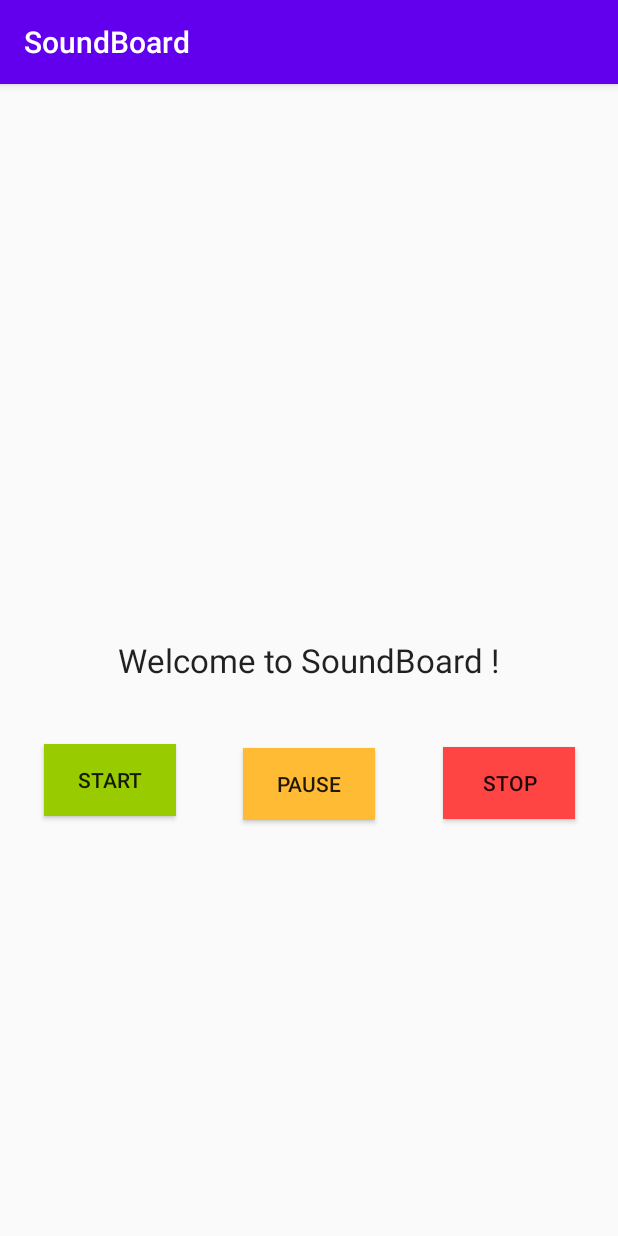
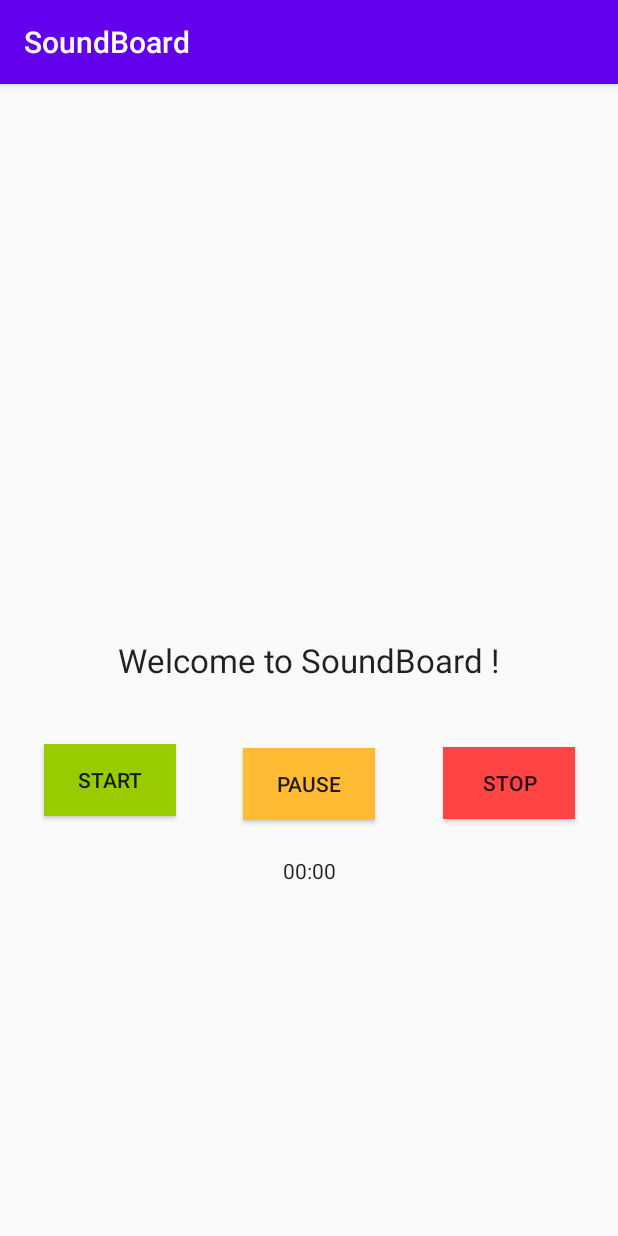
Before and after one commit to morganesoula/SoundBoard, an Android app: the screen it shows after launch (MainActivity), on a phone screen of 412 x 824 dp. Run offline under Robolectric (Android 15) with nearby library versions, the phone set to English and light mode, and no system bars.

Commit message:
Timer is working with Start / Pause / Resume and Stop buttons

```diff
--- a/app/src/main/java/com/ms/soundboard/MainActivity.kt
+++ b/app/src/main/java/com/ms/soundboard/MainActivity.kt
@@ -3,19 +3,26 @@ package com.ms.soundboard
 import android.content.pm.PackageManager
 import android.media.MediaRecorder
 import android.os.Build
-import androidx.appcompat.app.AppCompatActivity
 import android.os.Bundle
-import android.os.Environment
+import android.os.SystemClock
+import android.text.Editable
+import android.text.TextWatcher
+import android.widget.Chronometer
+import android.widget.EditText
 import android.widget.Toast
 import androidx.annotation.RequiresApi
+import androidx.appcompat.app.AlertDialog
+import androidx.appcompat.app.AppCompatActivity
 import androidx.core.app.ActivityCompat
 import androidx.core.content.ContextCompat
 import kotlinx.android.synthetic.main.activity_main.*
 import java.io.IOException
-import java.lang.IllegalStateException
-import java.util.jar.Manifest
 
 class MainActivity : AppCompatActivity() {
+
+    /************************************************
+        DATA
+     ************************************************/
 
     private val PERMISSIONS_REQUEST_CODE = 100
 
@@ -24,10 +31,23 @@ class MainActivity : AppCompatActivity() {
     private var state: Boolean = false
     private var recordingStopped: Boolean = false
 
+    private lateinit var nameEditText: EditText
+
+    private lateinit var chronometer: Chronometer
+
+    private var elapsedMillis: Long = 0
+
+
+    /************************************************
+        METHOD
+     ************************************************/
+
     @RequiresApi(Build.VERSION_CODES.N)
     override fun onCreate(savedInstanceState: Bundle?) {
         super.onCreate(savedInstanceState)
         setContentView(R.layout.activity_main)
+
+        defineRecordingNamePopUp()
 
         startRecordButton.setOnClickListener {
             // CHECK PERMISSIONS IN ORDER TO RECORD, SAVE AND PLAY AUDIO
@@ -41,7 +61,6 @@ class MainActivity : AppCompatActivity() {
 
                 ActivityCompat.requestPermissions(this, permissions, PERMISSIONS_REQUEST_CODE)
             } else {
-                initializeMediaRecorder()
                 startRecording()
             }
         }
@@ -56,11 +75,48 @@ class MainActivity : AppCompatActivity() {
     }
 
     /**
+     * Popup - User needs to fill it with an original name
+     */
+    private fun defineRecordingNamePopUp() {
+
+        startRecordButton.isEnabled = true
+
+        nameEditText = EditText(this)
+
+        var alertDialog = AlertDialog.Builder(this)
+            .setMessage("How do you want to name this recording?")
+            .setView(nameEditText)
+            .setCancelable(false)
+            .setPositiveButton(R.string.OK) { dialog, _ ->
+                dialog.dismiss()
+                initializeMediaRecorder()
+            }
+
+        val dialogPopUp = alertDialog.create()
+        dialogPopUp.show()
+
+        dialogPopUp.getButton(AlertDialog.BUTTON_POSITIVE).isEnabled = false
+        nameEditText.addTextChangedListener (object: TextWatcher{
+            override fun afterTextChanged(s: Editable?) {
+            }
+
+            override fun beforeTextChanged(s: CharSequence?, start: Int, count: Int, after: Int) {
+
+            }
+
+            override fun onTextChanged(s: CharSequence?, start: Int, before: Int, count: Int) {
+                dialogPopUp.getButton(AlertDialog.BUTTON_POSITIVE).isEnabled = !s.isNullOrEmpty() || !s.isNullOrBlank()
+            }
+        })
+    }
+
+
+    /**
      * Define directory where audios will be saved
      * Set up media recorder
      */
     private fun initializeMediaRecorder() {
-        output = getExternalFilesDir(null)?.absolutePath + "/recording.mp3"
+        output = getExternalFilesDir(null)?.absolutePath + "/${nameEditText.text}.mp3"
         mediaRecorder = MediaRecorder()
 
         mediaRecorder?.setAudioSource(MediaRecorder.AudioSource.DEFAULT)
@@ -71,15 +127,21 @@ class MainActivity : AppCompatActivity() {
 
     /**
      * Method called when user clicks on Start button
+     * To see duration, chronometer also starts - base 00:00
      */
     private fun startRecording() {
         try {
             mediaRecorder?.prepare()
             mediaRecorder?.start()
 
+            startRecordButton.isEnabled = false
+
+            chronometer = findViewById(R.id.recordingTime)
+            chronometer.base = SystemClock.elapsedRealtime()
+
+            chronometer.start()
+
             state = true
-            Toast.makeText(this, "You're recording", Toast.LENGTH_SHORT).show()
-
         } catch (e: IOException) {
             e.printStackTrace()
         } catch (e: IllegalStateException) {
@@ -90,6 +152,7 @@ class MainActivity : AppCompatActivity() {
 
     /**
      * Method called when user clicks on Pause button
+     * Elapsed time is saved
      */
     // Function to pause recording audio
     @RequiresApi(Build.VERSION_CODES.N)
@@ -97,9 +160,16 @@ class MainActivity : AppCompatActivity() {
         if (state) {
             if (!recordingStopped) {
                 mediaRecorder?.pause()
+
+                elapsedMillis = SystemClock.elapsedRealtime() - chronometer.base
+
+                chronometer.stop()
                 recordingStopped = true
                 pauseRecordButton.text = "Resume"
             } else {
+                chronometer.base = SystemClock.elapsedRealtime() - elapsedMillis
+                chronometer.start()
+
                 resumeRecording()
             }
         }
@@ -111,6 +181,7 @@ class MainActivity : AppCompatActivity() {
     @RequiresApi(Build.VERSION_CODES.N)
     private fun resumeRecording() {
         mediaRecorder?.resume()
+
         pauseRecordButton.text = "Pause"
         recordingStopped = false
     }
@@ -121,15 +192,18 @@ class MainActivity : AppCompatActivity() {
     // Function to stop recording audio
     private fun stopRecording() {
         if (state) {
+            chronometer.stop()
             mediaRecorder?.stop()
             mediaRecorder?.release()
 
             state = false
-        } else {
-            Toast.makeText(this, "You're not recording right now", Toast.LENGTH_SHORT).show()
+
+            Toast.makeText(this, "Recording saved under the name ${nameEditText.text}.mp3", Toast.LENGTH_SHORT).show()
         }
 
     }
+
+
 
     /************************************************
         LIFECYCLE
--- a/app/src/main/res/layout/activity_main.xml
+++ b/app/src/main/res/layout/activity_main.xml
@@ -7,6 +7,7 @@
     tools:context=".MainActivity">
 
     <TextView
+        android:id="@+id/textView"
         android:layout_width="wrap_content"
         android:layout_height="wrap_content"
         android:text="Welcome to SoundBoard !"
@@ -62,4 +63,13 @@
         app:layout_constraintEnd_toEndOf="parent"
         app:layout_constraintStart_toEndOf="@+id/pauseRecordButton" />
 
+    <Chronometer
+        android:id="@+id/recordingTime"
+        android:layout_width="wrap_content"
+        android:layout_height="wrap_content"
+        android:layout_marginTop="24dp"
+        app:layout_constraintEnd_toEndOf="parent"
+        app:layout_constraintStart_toStartOf="parent"
+        app:layout_constraintTop_toBottomOf="@+id/pauseRecordButton" />
+
 </androidx.constraintlayout.widget.ConstraintLayout>
--- a/app/src/main/res/values/strings.xml
+++ b/app/src/main/res/values/strings.xml
@@ -1,3 +1,5 @@
 <resources>
     <string name="app_name">SoundBoard</string>
+    <string name="yes">oui</string>
+    <string name="OK">OK</string>
 </resources>
```
Also changed, not shown: 2 other files.
